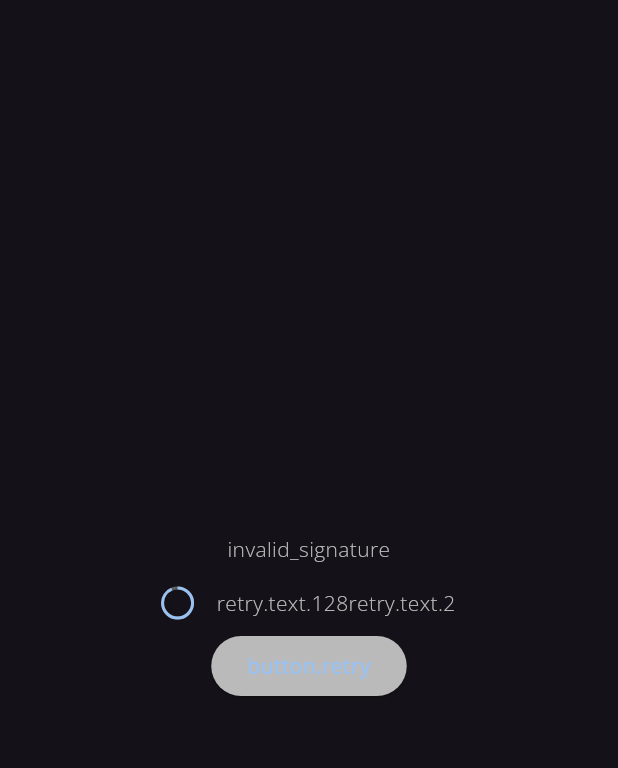
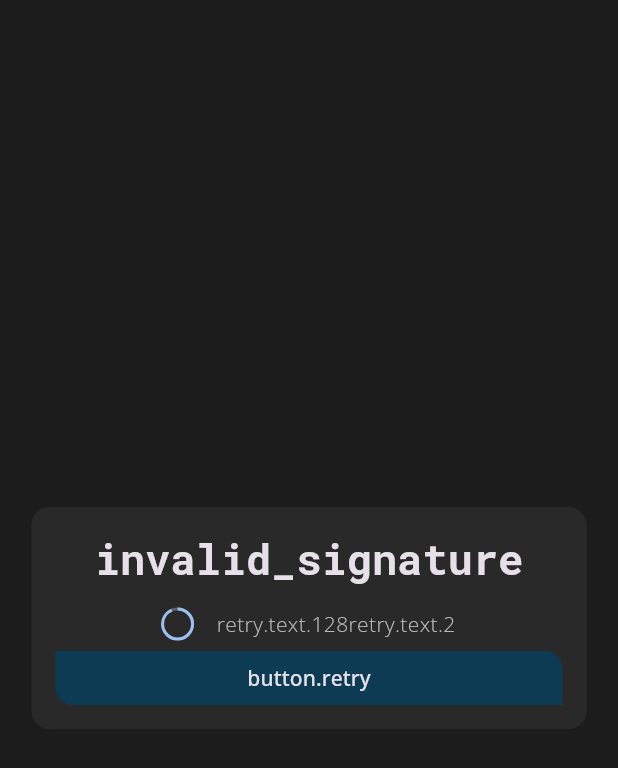
Before and after one commit to Liphium/chat_interface, a Flutter app: the ErrorPage screen opened directly, on a phone screen of 412 x 824 dp. Shown: the top 768 px of the screen. Run offline on Flutter 3.47's test engine with Material 2 defaults, Android fonts, the phone set to English and light mode, and no system bars; drawn by our look-alikes of flutter_animate; our stand-ins replace drift, get, logger; missing offline and left inert: encrypt, flutter_webrtc, livekit_client, pointycastle, record; accounts and stored records are empty; generated files the repository leaves out were written again; statements that could not run were skipped.

```diff
--- a/lib/database/database.dart
+++ b/lib/database/database.dart
@@ -8,6 +8,7 @@ import 'conversation/message.dart';
 
 part 'database.g.dart';
 
+bool databaseInitialized = false;
 late Database db;
 
 @DriftDatabase(tables: [Conversation, Member, Message, Setting, Friend])
--- a/lib/pages/status/error/error_page.dart
+++ b/lib/pages/status/error/error_page.dart
@@ -1,6 +1,8 @@
 import 'dart:async';
 
 import 'package:chat_interface/pages/status/setup/setup_manager.dart';
+import 'package:chat_interface/theme/components/fj_button.dart';
+import 'package:chat_interface/theme/components/transitions/transition_container.dart';
 import 'package:chat_interface/util/vertical_spacing.dart';
 import 'package:flutter/material.dart';
 import 'package:flutter_animate/flutter_animate.dart';
@@ -51,15 +53,22 @@ class _ErrorPageState extends State<ErrorPage> {
   @override
   Widget build(BuildContext context) {
     return Scaffold(
+      backgroundColor: Get.theme.colorScheme.background,
       body: Center(
-        child: SizedBox(
-          width: 300,
+        child: TransitionContainer(
+          tag: "login",
+          borderRadius: BorderRadius.circular(modelBorderRadius),
+          color: Get.theme.colorScheme.onBackground,
+          width: 370,
+          child: Padding(
+            padding: const EdgeInsets.all(modelPadding),
             child: Column(
               mainAxisAlignment: MainAxisAlignment.center,
               crossAxisAlignment: CrossAxisAlignment.center,
+              mainAxisSize: MainAxisSize.min,
               children: [
-              Text(widget.title.tr, textAlign: TextAlign.center,),
-              verticalSpacing(defaultSpacing * 2),
+                Text(widget.title.tr, style: Get.textTheme.headlineMedium,),
+                verticalSpacing(sectionSpacing),
                 Row(
                   mainAxisAlignment: MainAxisAlignment.spaceEvenly,
                   children: [
@@ -83,11 +92,12 @@ class _ErrorPageState extends State<ErrorPage> {
                   ],
                 ),
                 verticalSpacing(defaultSpacing),
-              ElevatedButton(
-                onPressed: () => setupManager.restart(),
-                child: Text('button.retry'.tr),
+                FJElevatedButton(
+                  onTap: () => setupManager.restart(),
+                  child: Center(child: Text('button.retry'.tr, style: Get.textTheme.labelLarge)),
                 ),
               ],
+            ),
           ),
         ),
       ),
--- a/lib/pages/status/login/login_handler.dart
+++ b/lib/pages/status/login/login_handler.dart
@@ -3,6 +3,7 @@
 import 'dart:convert';
 
 import 'package:chat_interface/connection/encryption/hash.dart';
+import 'package:chat_interface/database/database.dart';
 import 'package:chat_interface/main.dart';
 import 'package:chat_interface/pages/status/login/login_choose_page.dart';
 import 'package:chat_interface/pages/status/setup/setup_manager.dart';
@@ -77,6 +78,7 @@ void loginStep(String token, String secret, AuthType type, {Function()? success,
 
   if(body.containsKey("refresh_token")) {
     loadTokensFromPayload(body);
+    await db.into(db.setting).insertOnConflictUpdate(SettingData(key: "profile", value: tokensToPayload()));
     success?.call();
     setupManager.next(open: true);
     return;
--- a/lib/pages/status/login/login_page.dart
+++ b/lib/pages/status/login/login_page.dart
@@ -1,12 +1,9 @@
-import 'package:chat_interface/database/database.dart';
 import 'package:chat_interface/pages/status/register/register_page.dart';
-import 'package:chat_interface/pages/status/setup/setup_manager.dart';
 import 'package:chat_interface/theme/components/fj_button.dart';
 import 'package:chat_interface/theme/components/fj_textfield.dart';
 import 'package:chat_interface/theme/components/transitions/transition_container.dart';
 import 'package:chat_interface/theme/components/transitions/transition_controller.dart';
 import 'package:chat_interface/util/vertical_spacing.dart';
-import 'package:chat_interface/util/web.dart';
 import 'package:flutter/material.dart';
 import 'package:get/get.dart';
 
--- a/lib/pages/status/setup/account/profile_setup.dart
+++ b/lib/pages/status/setup/account/profile_setup.dart
@@ -16,6 +16,7 @@ class ProfileSetup extends Setup {
 
     // Get profile from database
     var profiles = await (db.select(db.setting)..where((tbl) => tbl.key.equals("profile"))).get();
+    print(profiles);
     if(profiles.isEmpty) return const LoginPage();
 
     // Load tokens from profile
--- a/lib/pages/status/setup/app/instance_setup.dart
+++ b/lib/pages/status/setup/app/instance_setup.dart
@@ -3,6 +3,7 @@ import 'dart:io';
 import 'package:chat_interface/theme/components/fj_button.dart';
 import 'package:chat_interface/theme/components/fj_textfield.dart';
 import 'package:chat_interface/theme/components/transitions/transition_container.dart';
+import 'package:drift/drift.dart' as drift;
 import 'package:drift/native.dart';
 import 'package:flutter/material.dart';
 import 'package:get/get.dart';
@@ -41,9 +42,13 @@ class InstanceSetup extends Setup {
 void setupInstance(String name, {bool next = false}) async {
 
   // Initialize database
+  if(databaseInitialized) {
+    await db.close();
+  }
   final dbFolder = path.join((await getApplicationSupportDirectory()).path, "instances");
   final file = File(path.join(dbFolder, '$name.db'));
   db = Database(NativeDatabase.createInBackground(file, logStatements: true));
+  databaseInitialized = true;
 
   // Create tables
   var _ = await (db.select(db.setting)).get();
--- a/lib/pages/status/setup/app/updates_setup.dart
+++ b/lib/pages/status/setup/app/updates_setup.dart
@@ -3,11 +3,11 @@ import 'package:flutter/material.dart';
 import 'package:flutter_animate/flutter_animate.dart';
 
 class UpdateSetup extends Setup {
-  UpdateSetup() : super('loading.update', true);
+  UpdateSetup() : super('loading.update', false);
 
   @override
   Future<Widget?> load() async {
-    await Future.delayed(2500.ms);
+    await Future.delayed(3000.ms);
     return null;
   }
 }
--- a/lib/pages/status/setup/setup_manager.dart
+++ b/lib/pages/status/setup/setup_manager.dart
@@ -51,6 +51,8 @@ class SetupManager {
     // Start fetching
     _steps.add(FetchSetup());
 
+    _steps.add(UpdateSetup());
+
     // Setup account
     _steps.add(ProfileSetup());
     _steps.add(AccountSetup());
@@ -73,7 +75,7 @@ class SetupManager {
 
   void restart() {
     current = -1;
-    Get.offAll(const StartingPage(), transition: Transition.fade, duration: const Duration(milliseconds: 500));
+    Get.find<TransitionController>().modelTransition(const StartingPage());
   }
 
   void next({bool open = true})  async {
--- a/lib/theme/components/transitions/transition_container.dart
+++ b/lib/theme/components/transitions/transition_container.dart
@@ -10,9 +10,10 @@ class TransitionContainer extends StatefulWidget {
   final BorderRadius? borderRadius;
   final Widget child;
   final String tag;
+  final bool fade;
 
   const TransitionContainer(
-      {super.key, required this.child, required this.tag, this.borderRadius, this.color, this.width});
+      {super.key, required this.child, required this.tag, this.borderRadius, this.color, this.width, this.fade = false});
 
   @override
   State<TransitionContainer> createState() => _AnimatedContainerState();
@@ -22,6 +23,24 @@ class _AnimatedContainerState extends State<TransitionContainer> {
 
   @override
   Widget build(BuildContext context) {
+
+    Effect<dynamic> mainEffect;
+
+    if(widget.fade) {
+      mainEffect = FadeEffect(
+        duration: 500.ms,
+        begin: 0,
+        end: 1,
+      );
+    } else {
+      mainEffect = ScaleEffect(
+        duration: 500.ms,
+        begin: const Offset(0, 0),
+        end: const Offset(1, 1),
+        curve: const ElasticOutCurve(0.9),
+      );
+    }
+
     return GetX<TransitionController>(
       builder: (controller) {
         return Hero(
@@ -35,12 +54,7 @@ class _AnimatedContainerState extends State<TransitionContainer> {
             child: Animate(
               target: controller.transitionOut.value ? 0 : 1,
               effects: [
-                ScaleEffect(
-                  duration: controller.transitionDuration,
-                  begin: const Offset(0, 0),
-                  end: const Offset(1, 1),
-                  curve: const ElasticOutCurve(0.9),
-                )
+                mainEffect
               ],
               child: widget.child,
             ),
```
Also changed, not shown: lib/pages/status/starting_page.dart (+8 -4 lines). Lines whose indentation alone changed are shown as unchanged.
